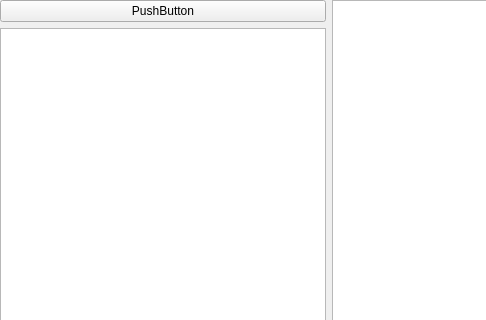
This is helperscreenpresentation.ui in MrHase/Presentation as Qt 5 draws it before an edit; both pictures show x 0 to 486 and y 0 to 320 of the 658 by 408 pixel window. The edited form follows.
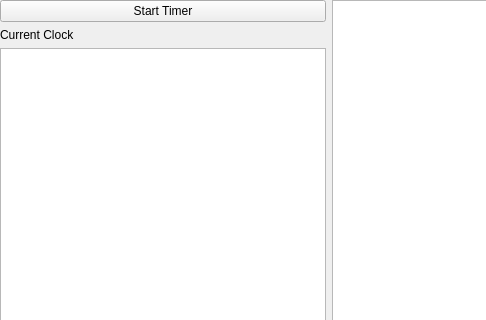
This is the edited form.

Commit message: some code enhancements resolved a bug concerning the move of the widget the helperdisplay has some functionality timer runs

Patch:
```diff
--- a/helperscreenpresentation.ui
+++ b/helperscreenpresentation.ui
@@ -37,7 +37,14 @@
      <item>
       <widget class="QPushButton" name="pushButton">
        <property name="text">
-        <string>PushButton</string>
+        <string>Start Timer</string>
+       </property>
+      </widget>
+     </item>
+     <item>
+      <widget class="QLabel" name="label">
+       <property name="text">
+        <string>Current Clock</string>
        </property>
       </widget>
      </item>
```
The commit also changes 11 other files.
